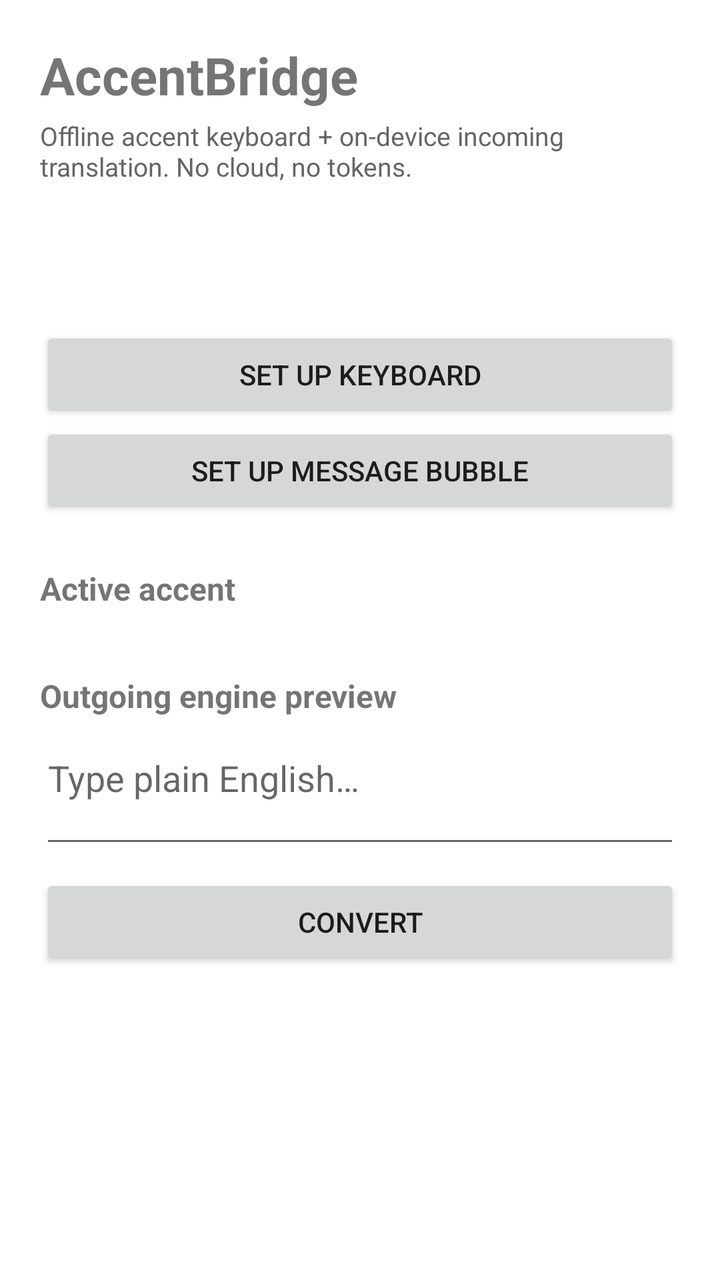
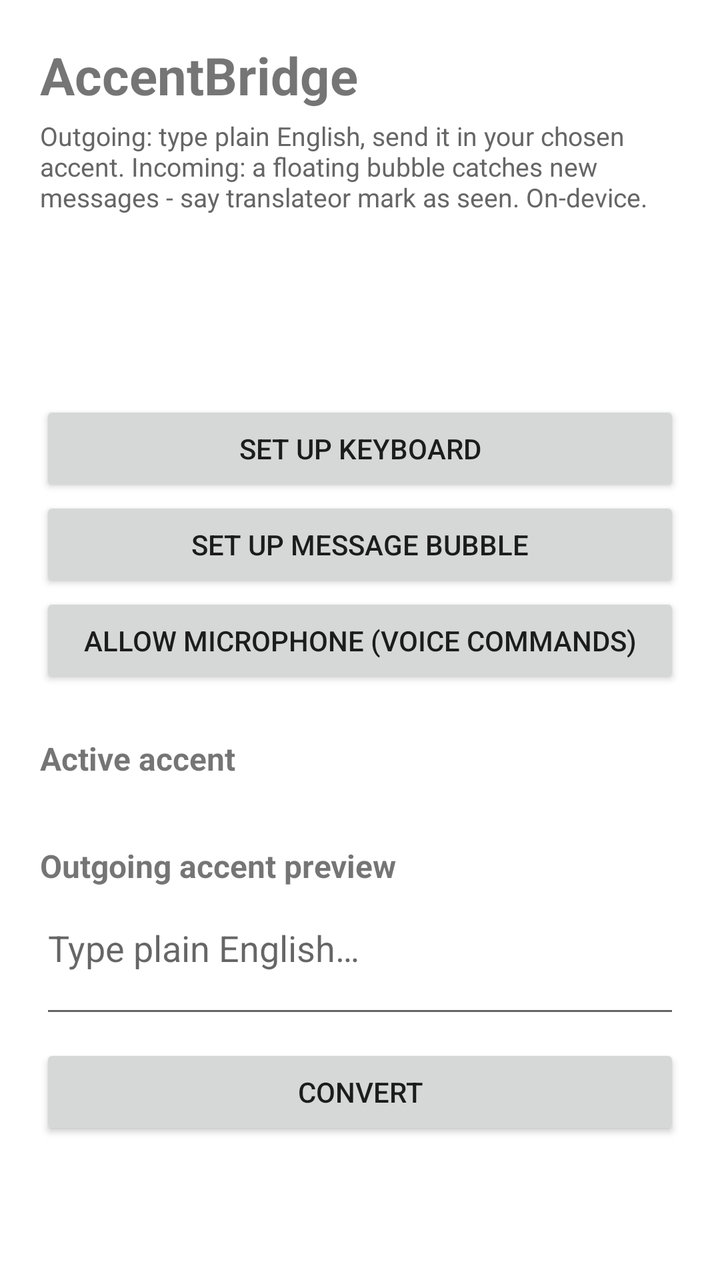

Compare the two renders of this Android layout. The source of the first and the diff that turns it into the second are given below.
<!-- AndroidManifest.xml: application theme Theme.AccentBridge -->
<!-- res/layout/activity_main.xml -->
<?xml version="1.0" encoding="utf-8"?>
<ScrollView xmlns:android="http://schemas.android.com/apk/res/android"
    android:layout_width="match_parent"
    android:layout_height="match_parent">

    <LinearLayout
        android:layout_width="match_parent"
        android:layout_height="wrap_content"
        android:orientation="vertical"
        android:padding="20dp">

        <TextView
            android:id="@+id/txt_title"
            android:layout_width="wrap_content"
            android:layout_height="wrap_content"
            android:text="@string/app_name"
            android:textSize="26sp"
            android:textStyle="bold" />

        <TextView
            android:id="@+id/txt_tagline"
            android:layout_width="match_parent"
            android:layout_height="wrap_content"
            android:layout_marginTop="4dp"
            android:text="@string/tagline"
            android:textSize="13sp"
            android:textColor="#666666" />

        <TextView
            android:id="@+id/status_keyboard"
            android:layout_width="match_parent"
            android:layout_height="wrap_content"
            android:layout_marginTop="20dp"
            android:textSize="13sp" />

        <TextView
            android:id="@+id/status_accessibility"
            android:layout_width="match_parent"
            android:layout_height="wrap_content"
            android:layout_marginTop="4dp"
            android:textSize="13sp" />

        <Button
            android:id="@+id/btn_enable_keyboard"
            android:layout_width="match_parent"
            android:layout_height="wrap_content"
            android:layout_marginTop="12dp"
            android:text="@string/enable_keyboard" />

        <Button
            android:id="@+id/btn_enable_accessibility"
            android:layout_width="match_parent"
            android:layout_height="wrap_content"
            android:text="@string/enable_bubble" />

        <TextView
            android:layout_width="match_parent"
            android:layout_height="wrap_content"
            android:layout_marginTop="24dp"
            android:text="@string/header_accent"
            android:textSize="16sp"
            android:textStyle="bold" />

        <RadioGroup
            android:id="@+id/rg_accents"
            android:layout_width="match_parent"
            android:layout_height="wrap_content"
            android:layout_marginTop="8dp" />

        <TextView
            android:layout_width="match_parent"
            android:layout_height="wrap_content"
            android:layout_marginTop="24dp"
            android:text="@string/header_preview"
            android:textSize="16sp"
            android:textStyle="bold" />

        <EditText
            android:id="@+id/edit_input"
            android:layout_width="match_parent"
            android:layout_height="wrap_content"
            android:layout_marginTop="8dp"
            android:minLines="2"
            android:gravity="top"
            android:hint="@string/hint_input"
            android:inputType="textMultiLine|textCapSentences" />

        <Button
            android:id="@+id/btn_convert"
            android:layout_width="match_parent"
            android:layout_height="wrap_content"
            android:layout_marginTop="8dp"
            android:text="@string/btn_convert" />

        <TextView
            android:id="@+id/txt_result"
            android:layout_width="match_parent"
            android:layout_height="wrap_content"
            android:layout_marginTop="12dp"
            android:minLines="1"
            android:textSize="16sp"
            android:textStyle="bold" />

    </LinearLayout>
</ScrollView>
<!-- resources referenced by this layout -->
<resources>
  <string name="app_name">AccentBridge</string>
  <string name="btn_convert">Convert</string>
  <string name="enable_bubble">Set up message bubble</string>
  <string name="enable_keyboard">Set up keyboard</string>
  <string name="header_accent">Active accent</string>
  <string name="header_preview">Outgoing engine preview</string>
  <string name="hint_input">Type plain English…</string>
  <string name="tagline">Offline accent keyboard + on-device incoming translation. No cloud, no tokens.</string>
  <style name="Theme.AccentBridge" parent="android:Theme.Material.Light.NoActionBar">
          <item name="android:colorPrimary">@color/brand</item>
          <item name="android:colorPrimaryDark">@color/brand_dark</item>
          <item name="android:colorAccent">@color/brand</item>
          <item name="android:windowBackground">@android:color/white</item>
      </style>
  <color name="brand">#4F6EF7</color>
  <color name="brand_dark">#3B55D9</color>
</resources>

<!-- the commit's change to res/layout/activity_main.xml (unified diff, before → after) -->
@@ -40,6 +40,13 @@
             android:layout_marginTop="4dp"
             android:textSize="13sp" />
 
+        <TextView
+            android:id="@+id/status_mic"
+            android:layout_width="match_parent"
+            android:layout_height="wrap_content"
+            android:layout_marginTop="4dp"
+            android:textSize="13sp" />
+
         <Button
             android:id="@+id/btn_enable_keyboard"
             android:layout_width="match_parent"
@@ -52,6 +59,12 @@
             android:layout_width="match_parent"
             android:layout_height="wrap_content"
             android:text="@string/enable_bubble" />
+
+        <Button
+            android:id="@+id/btn_enable_mic"
+            android:layout_width="match_parent"
+            android:layout_height="wrap_content"
+            android:text="@string/enable_mic" />
 
         <TextView
             android:layout_width="match_parent"
<!-- resource entries referenced after the edit -->
@@ -4,10 +4,11 @@
   <string name="btn_convert">Convert</string>
   <string name="enable_bubble">Set up message bubble</string>
   <string name="enable_keyboard">Set up keyboard</string>
+  <string name="enable_mic">Allow microphone (voice commands)</string>
   <string name="header_accent">Active accent</string>
-  <string name="header_preview">Outgoing engine preview</string>
+  <string name="header_preview">Outgoing accent preview</string>
   <string name="hint_input">Type plain English…</string>
-  <string name="tagline">Offline accent keyboard + on-device incoming translation. No cloud, no tokens.</string>
+  <string name="tagline">Outgoing: type plain English, send it in your chosen accent. Incoming: a floating bubble catches new messages - say "translate" or "mark as seen". On-device.</string>
   <style name="Theme.AccentBridge" parent="android:Theme.Material.Light.NoActionBar">
           <item name="android:colorPrimary">@color/brand</item>
           <item name="android:colorPrimaryDark">@color/brand_dark</item>
